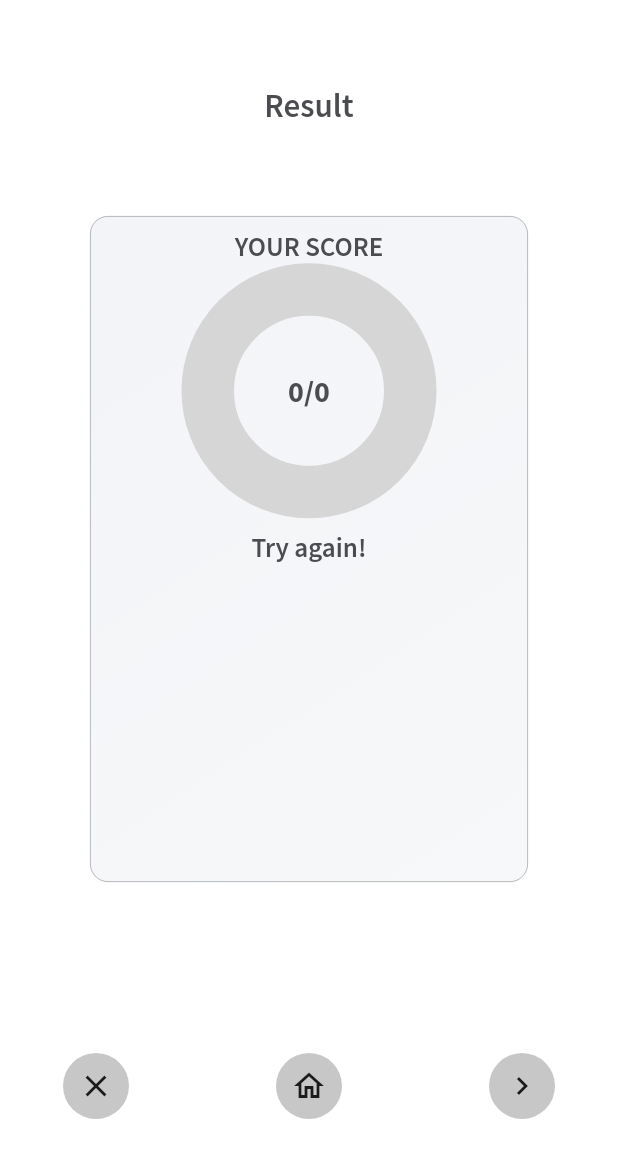
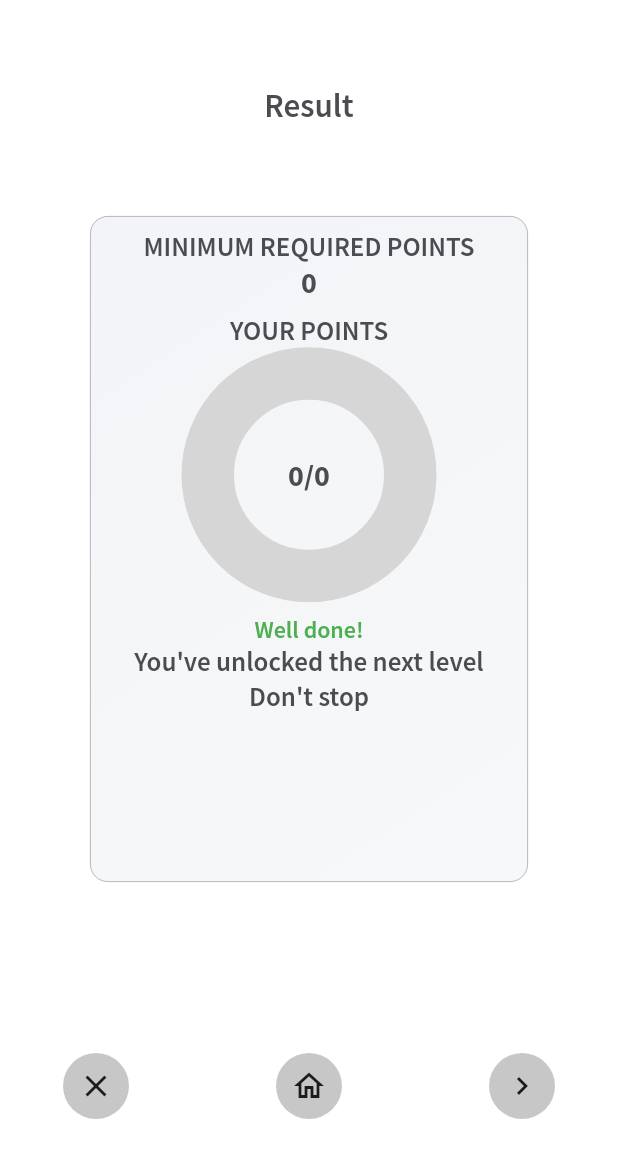
Before and after one commit to guccibase/Islamic-Trivia, a Flutter app: the ResultQuizPlay screen opened directly with empty values, on a phone screen of 412 x 824 dp. Shown: the top 1158 px of the screen. Run offline on Flutter 3.47's test engine with Material 2 defaults, Android fonts, the phone set to English and light mode, and no system bars; drawn by our look-alikes of percent_indicator; our stand-ins replace audioplayers, auto_size_text, bot_toast, dio, flutter_inner_drawer, persistent_bottom_nav_bar and 2 more; accounts and stored records are empty.

Commit message:
results screen

```diff
--- a/lib/app/trivia/screens/levels_screen/start_screen.dart
+++ b/lib/app/trivia/screens/levels_screen/start_screen.dart
@@ -85,6 +85,7 @@ class StartScreen extends StatelessWidget {
               navigatorTo: QuizPlayScreen(
                 totalQuestions: 5,
                 totalPoints: 150,
+                requiredPoints: 100,
               ),
             ),
           )
--- a/lib/app/trivia/screens/quiz_play/quiz_play_screen.dart
+++ b/lib/app/trivia/screens/quiz_play/quiz_play_screen.dart
@@ -13,8 +13,10 @@ import 'result_quiz_play.dart';
 class QuizPlayScreen extends StatefulWidget {
   final int totalQuestions;
   final int totalPoints;
+  final int requiredPoints;
 
-  const QuizPlayScreen({Key key, this.totalQuestions, this.totalPoints})
+  const QuizPlayScreen(
+      {Key key, this.totalQuestions, this.totalPoints, this.requiredPoints})
       : super(key: key);
   @override
   _QuizPlayScreenState createState() => _QuizPlayScreenState();
@@ -191,6 +193,7 @@ class _QuizPlayScreenState extends State<QuizPlayScreen> {
                   builder: (context) => ResultQuizPlay(
                       acquiredPoints: points,
                       numberOfQuestions: length,
+                      requiredPoints: widget.requiredPoints,
                       totalPoints: widget.totalPoints)));
         });
       }
--- a/lib/app/trivia/screens/quiz_play/result_quiz_play.dart
+++ b/lib/app/trivia/screens/quiz_play/result_quiz_play.dart
@@ -1,3 +1,5 @@
+import 'dart:math';
+
 import 'package:flutter/material.dart';
 import 'package:islamic_trivia/app/app.dart';
 import 'package:islamic_trivia/data_source/assets_link/assets_links.dart';
@@ -104,7 +106,9 @@ class _ResultQuizPlayState extends State<ResultQuizPlay>
                         child: Icon(
                           Icons.clear,
                         )),
-                    FlatButton(
+                    widget.acquiredPoints < widget.requiredPoints
+                        ? SizedBox.shrink()
+                        : FlatButton(
                             onPressed: () => Navigator.push(
                                   context,
                                   MaterialPageRoute(
@@ -115,7 +119,19 @@ class _ResultQuizPlayState extends State<ResultQuizPlay>
                             color: Color(0xff8F8F8F).withOpacity(0.5),
                             shape: CircleBorder(),
                             child: Icon(Icons.home_outlined)),
-                    FlatButton(
+                    widget.acquiredPoints < widget.requiredPoints
+                        ? FlatButton(
+                            onPressed: () => Navigator.push(
+                                  context,
+                                  MaterialPageRoute(
+                                    builder: (_) => TriviaHomeScreen(),
+                                  ),
+                                ),
+                            padding: EdgeInsets.all(10),
+                            color: Color(0xff8F8F8F).withOpacity(0.5),
+                            shape: CircleBorder(),
+                            child: Icon(Icons.home_outlined))
+                        : FlatButton(
                             onPressed: () => Navigator.push(
                                   context,
                                   MaterialPageRoute(
@@ -158,7 +174,21 @@ class _ResultQuizPlayState extends State<ResultQuizPlay>
           Padding(
             padding: const EdgeInsets.only(top: 8),
             child: Text(
-              S.current.your_score.toUpperCase(),
+              S.current.required_points.toUpperCase(),
+              style: Theme.of(context)
+                  .textTheme
+                  .headline6
+                  .copyWith(fontWeight: FontWeight.w600),
+            ),
+          ),
+          Text(
+            "${widget.requiredPoints}",
+            style: new TextStyle(fontWeight: FontWeight.bold, fontSize: 20.0),
+          ),
+          Padding(
+            padding: const EdgeInsets.only(top: 8),
+            child: Text(
+              S.current.your_points.toUpperCase(),
               style: Theme.of(context)
                   .textTheme
                   .headline6
@@ -181,20 +211,97 @@ class _ResultQuizPlayState extends State<ResultQuizPlay>
           ),
           Padding(
               padding: const EdgeInsets.all(8.0),
-            child: Text(
-              100 > widget.acquiredPoints
-                  ? "Try again!"
-                  : S.current.congratulations,
+              child: widget.acquiredPoints < widget.requiredPoints
+                  ? Column(
+                      children: [
+                        Text(
+                          '${failMsgs[randomNum]}',
+                          style: Theme.of(context).textTheme.headline6.copyWith(
+                              fontWeight: FontWeight.w600,
+                              fontSize: 10.0,
+                              color: Colors.red),
+                        ),
+                        Text(
+                          "Try again!",
+                          style: Theme.of(context).textTheme.headline6.copyWith(
+                              fontWeight: FontWeight.w600, fontSize: 20.0),
+                        ),
+                        Text(
+                          '${failEncouragementMsgs[randomNum]}',
                           style: Theme.of(context)
                               .textTheme
                               .headline6
                               .copyWith(fontWeight: FontWeight.w600),
                         ),
+                      ],
+                    )
+                  : Column(
+                      children: [
+                        Text(
+                          '${passMsgs[randomNum]}',
+                          style: Theme.of(context).textTheme.headline6.copyWith(
+                              fontWeight: FontWeight.w600,
+                              fontSize: 16.0,
+                              color: Colors.green),
                         ),
+                        Text(
+                          "You've unlocked the next level",
+                          style: Theme.of(context)
+                              .textTheme
+                              .headline6
+                              .copyWith(fontWeight: FontWeight.w600),
+                        ),
+                        Text(
+                          '${encouragementMsgs[randomNum]}',
+                          style: Theme.of(context)
+                              .textTheme
+                              .headline6
+                              .copyWith(fontWeight: FontWeight.w600),
+                        ),
+                      ],
+                    )),
         ],
       ),
     );
   }
+
+  List failMsgs = [
+    "You did not reach the target points unlock the next level",
+    "You failed to reach the required points to unlock the next level",
+    "Not enough points to unlock the next level",
+    "You didn't collect enough points to unlock the next level",
+    "Uh uhh! Your points are not enought to unlock the next level",
+    "Level failed"
+  ];
+
+  List failEncouragementMsgs = [
+    "InshaAllah you will do great next time",
+    "Don't give up, you can do it",
+    "Go hard next time, you've got this",
+    "Bring your 'A' game next time. You can do it",
+    "Winners are not people who never fail, but people who never quit",
+    "You will get it next time inshaAllah"
+  ];
+
+  int randomNum = Random().nextInt(5);
+
+  List passMsgs = [
+    "Well done!",
+    "Good job!",
+    "MashaAllah!",
+    "SubhanAllah!",
+    "Wow!!!",
+    "Nice!"
+  ];
+
+  List encouragementMsgs = [
+    "Don't stop",
+    "Keep going",
+    "You should be proud",
+    "Go hard, and play smart",
+    "Keep doing what you’re doing",
+    "Keep up the good work"
+  ];
 
   Widget _battleQuizResult(BuildContext context) {
     return Container(
--- a/lib/data_source/assets_link/src/image_links.dart
+++ b/lib/data_source/assets_link/src/image_links.dart
@@ -15,7 +15,7 @@ class ImageLinks {
   final String dailyQuiz = "assets/images/daily_quiz.png";
   final String battleQuiz = "assets/images/battle_trivia.png";
   final String playQuiz = "assets/images/play_quiz.png";
-  final String quizMain = "assets/images/quiz_main.png";
+  final String quizMain = "assets/images/muslims.png";
   final String quiz = "assets/images/trivia.png";
   final String thank = "assets/images/thank.gif";
   final String thanks = "assets/images/thanks.png";
```
Also changed, not shown: assets/images/muslims.png (added), lib/generated/l10n.dart. Lines whose indentation alone changed are shown as unchanged.
